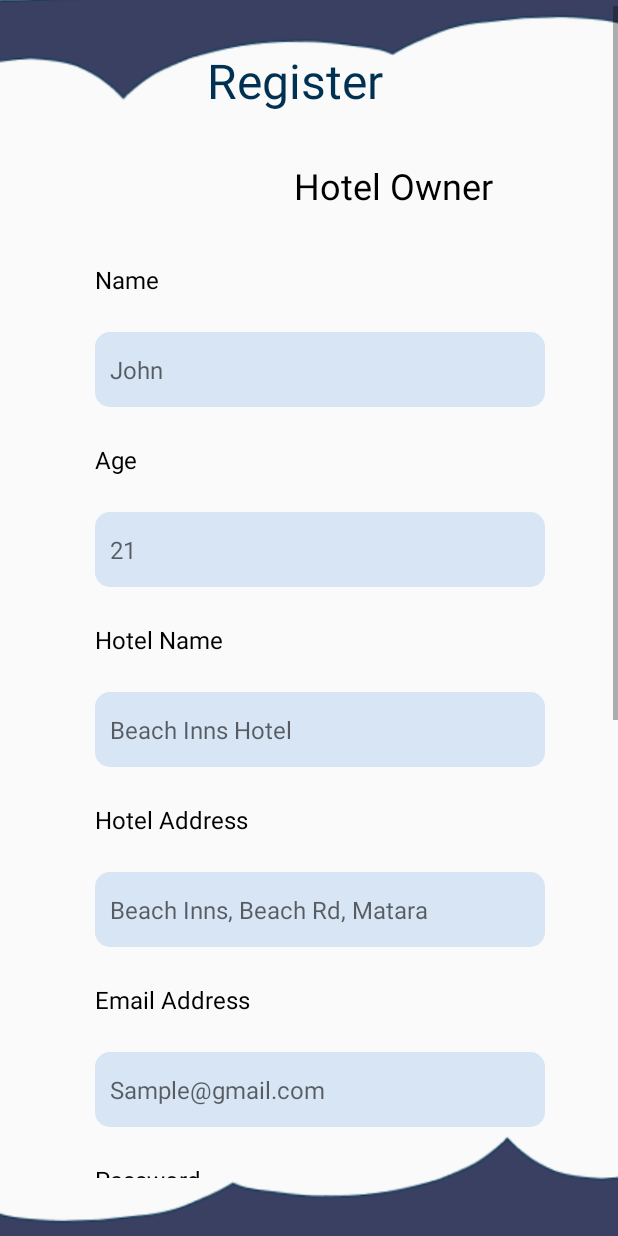
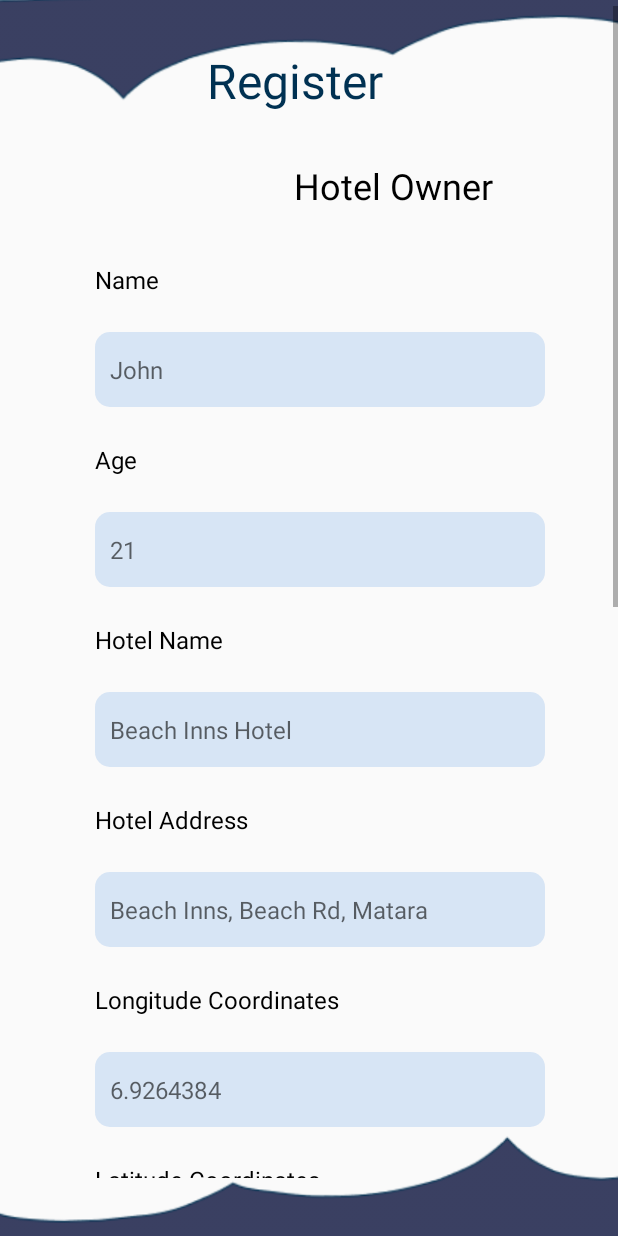
Before and after one commit to IT21333620/IntelliGuide, an Android app built with Jetpack Compose: the HotelOwnerReg screen opened directly, with no data from a screen before it, on a phone screen of 412 x 824 dp. Run offline under Robolectric (Android 15) with nearby library versions, the phone set to English and light mode, and no system bars; our stand-ins replace Firebase (no records; nobody signed in at launch, a user with empty details on screens opened directly).

```diff
--- a/app/build.gradle.kts
+++ b/app/build.gradle.kts
@@ -68,6 +68,7 @@ dependencies {
     implementation("com.google.firebase:firebase-database:20.3.0")
     implementation("com.google.firebase:firebase-database-ktx:20.3.0")
     implementation(platform("com.google.firebase:firebase-bom:32.4.0"))
+    implementation("com.google.firebase:firebase-storage:20.3.0")
     testImplementation("junit:junit:4.13.2")
     androidTestImplementation("androidx.test.ext:junit:1.1.5")
     androidTestImplementation("androidx.test.espresso:espresso-core:3.5.1")
--- a/app/src/main/java/com/example/intelliguide/login/HotelOwnerReg.kt
+++ b/app/src/main/java/com/example/intelliguide/login/HotelOwnerReg.kt
@@ -23,6 +23,8 @@ class HotelOwnerReg : AppCompatActivity() {
     private lateinit var ageET: EditText
     private lateinit var hotelNameET: EditText
     private lateinit var hotelAddressET: EditText
+    private lateinit var longitudeET: EditText
+    private lateinit var latitudeET: EditText
 
     private lateinit var emailET: EditText
     private lateinit var passwordET: EditText
@@ -47,6 +49,8 @@ class HotelOwnerReg : AppCompatActivity() {
         ageET =  findViewById(R.id.hotelOwnerRegEditText2)
         hotelNameET =  findViewById(R.id.hotelOwnerRegEditText3)
         hotelAddressET =  findViewById(R.id.hotelOwnerRegEditText5)
+        longitudeET =  findViewById(R.id.hotelOwnerRegLongitudeET)
+        latitudeET =  findViewById(R.id.hotelOwnerRegLatitudeET)
         emailET =  findViewById(R.id.hotelOwnerRegEditText6)
         passwordET =  findViewById(R.id.hotelOwnerRegEditText7)
         confirmPasswordET =  findViewById(R.id.hotelOwnerRegEditText8)
@@ -64,6 +68,8 @@ class HotelOwnerReg : AppCompatActivity() {
             var age: String = ""
             var hotelName: String = ""
             var hotelAddress: String = ""
+            var longitude: String = ""
+            var latitude: String = ""
             var email: String = ""
             var password: String = ""
             var rePassword: String = ""
@@ -72,6 +78,8 @@ class HotelOwnerReg : AppCompatActivity() {
             age = ageET.text.toString()
             hotelName = hotelNameET.text.toString()
             hotelAddress = hotelAddressET.text.toString()
+            longitude = longitudeET.text.toString()
+            latitude = latitudeET.text.toString()
             email = emailET.text.toString()
             password = passwordET.text.toString()
             rePassword = confirmPasswordET.text.toString()
@@ -98,6 +106,16 @@ class HotelOwnerReg : AppCompatActivity() {
             }
             if(TextUtils.isEmpty(hotelAddress)){
                 Toast.makeText(this@HotelOwnerReg, "Enter Hotel Address", Toast.LENGTH_SHORT).show()
+
+            }
+            if(TextUtils.isEmpty(longitude)){
+                Toast.makeText(this@HotelOwnerReg, "Enter longitude value", Toast.LENGTH_SHORT).show()
+                //return
+
+            }
+            if(TextUtils.isEmpty(latitude)){
+                Toast.makeText(this@HotelOwnerReg, "Enter latitude value", Toast.LENGTH_SHORT).show()
+                //return
 
             }
             if(TextUtils.isEmpty(password)){
@@ -132,6 +150,8 @@ class HotelOwnerReg : AppCompatActivity() {
                                 name,
                                 age,
                                 hotelName,
+                                longitude,
+                                latitude,
                                 hotelAddress
                             )
 
--- a/app/src/main/java/com/example/intelliguide/models/HotelOwnerModel.kt
+++ b/app/src/main/java/com/example/intelliguide/models/HotelOwnerModel.kt
@@ -4,5 +4,7 @@ data class HotelOwnerModel(
     var name: String? = null,
     var age: String? = null,
     var hotelName: String? = null,
+    var longitude: String? = null,
+    var latitude: String? = null,
     var hotelAddress: String? = null
 )
--- a/app/src/main/res/layout/activity_hotel_owner_reg.xml
+++ b/app/src/main/res/layout/activity_hotel_owner_reg.xml
@@ -176,6 +176,60 @@
           app:layout_constraintTop_toBottomOf="@+id/hotelOwnerRegTextView5" />
 
       <TextView
+          android:id="@+id/hotelOwnerRegLongitudeTV"
+          android:layout_width="wrap_content"
+          android:layout_height="wrap_content"
+          android:layout_marginStart="64dp"
+          android:layout_marginTop="24dp"
+          android:text="@string/HotelOwnerRegHotelLongitude"
+          android:textColor="@color/black"
+          android:textSize="@dimen/regular"
+          app:layout_constraintStart_toStartOf="parent"
+          app:layout_constraintTop_toBottomOf="@+id/hotelOwnerRegEditText5" />
+
+      <EditText
+          android:id="@+id/hotelOwnerRegLongitudeET"
+          android:layout_width="@dimen/reg_form_width"
+          android:layout_height="@dimen/reg_form_hight"
+          android:layout_marginStart="64dp"
+          android:layout_marginTop="24dp"
+          android:background="@drawable/form_squre"
+          android:ems="10"
+          android:hint="@string/HotelOwnerRegHotelLongitudeHint"
+          android:inputType="text"
+          android:paddingStart="10dp"
+          android:textSize="@dimen/regular"
+          app:layout_constraintStart_toStartOf="parent"
+          app:layout_constraintTop_toBottomOf="@+id/hotelOwnerRegLongitudeTV" />
+
+      <TextView
+          android:id="@+id/hotelOwnerRegLatitudeTV"
+          android:layout_width="wrap_content"
+          android:layout_height="wrap_content"
+          android:layout_marginStart="64dp"
+          android:layout_marginTop="24dp"
+          android:text="@string/HotelOwnerRegHotelLatitude"
+          android:textColor="@color/black"
+          android:textSize="@dimen/regular"
+          app:layout_constraintStart_toStartOf="parent"
+          app:layout_constraintTop_toBottomOf="@+id/hotelOwnerRegLongitudeET" />
+
+      <EditText
+          android:id="@+id/hotelOwnerRegLatitudeET"
+          android:layout_width="@dimen/reg_form_width"
+          android:layout_height="@dimen/reg_form_hight"
+          android:layout_marginStart="64dp"
+          android:layout_marginTop="24dp"
+          android:background="@drawable/form_squre"
+          android:ems="10"
+          android:hint="@string/HotelOwnerRegHotelLatitudeHint"
+          android:inputType="text"
+          android:paddingStart="10dp"
+          android:textSize="@dimen/regular"
+          app:layout_constraintStart_toStartOf="parent"
+          app:layout_constraintTop_toBottomOf="@+id/hotelOwnerRegLatitudeTV" />
+
+      <TextView
           android:id="@+id/hotelOwnerRegTextView6"
           android:layout_width="wrap_content"
           android:layout_height="wrap_content"
@@ -185,7 +239,7 @@
           android:textColor="@color/black"
           android:textSize="@dimen/regular"
           app:layout_constraintStart_toStartOf="parent"
-          app:layout_constraintTop_toBottomOf="@+id/hotelOwnerRegEditText5" />
+          app:layout_constraintTop_toBottomOf="@+id/hotelOwnerRegLatitudeET" />
 
       <EditText
           android:id="@+id/hotelOwnerRegEditText6"
--- a/app/src/main/res/values/strings.xml
+++ b/app/src/main/res/values/strings.xml
@@ -45,9 +45,20 @@
     <string name="HotelOwnerRegHotelNameHint">Beach Inns Hotel</string>
     <string name="HotelOwnerRegHotelAddress">Hotel Address</string>
     <string name="HotelOwnerRegHotelAddressHint">Beach Inns, Beach Rd, Matara</string>
+    <string name="HotelOwnerRegHotelLongitude">Longitude Coordinates</string>
+    <string name="HotelOwnerRegHotelLongitudeHint">6.9264384</string>
+    <string name="HotelOwnerRegHotelLatitude">Latitude Coordinates</string>
+    <string name="HotelOwnerRegHotelLatitudeHint">79.9727158</string>
 
     <!--Hotel Owner Add Ads-->
     <string name="HotelOwnerAdSuccess">Ad Successfully Added</string>
+    <string name="HotelOwnerAddAdTitle">Place Your Ad</string>
+    <string name="HotelOwnerAddAdName">Ad Name</string>
+    <string name="HotelOwnerAddAdText1">Image:</string>
+    <string name="HotelOwnerAddAdText2">Select Image</string>
+    <string name="HotelOwnerAddAdText3">Price: Rs. 250 per week</string>
+    <string name="HotelOwnerAddAdText4">Dimensions: 800px * 100px</string>
+    <string name="HotelOwnerAddAdText5">Publish</string>
 
     <!--Tourist Police-->
     <string name="TPoliceId">Police ID</string>
@@ -55,6 +66,9 @@
     <string name="TPoliceIdHint">XXXXXXXXX</string>
     <string name="TPoliceStationHint">Allocated Station</string>
 
+    <!-- Tourist -->
+    <string name="TouristAddScams">Add Scams</string>
+    <string name="TouristAddPlace">Add New Places</string>
 
     <!-- Ai ChatBot -->
     <string name="destinationTitle">Destination Interactions</string>
```
Also changed, not shown: app/src/main/AndroidManifest.xml (+14 -5 lines), app/src/main/java/com/example/intelliguide/hotelOwner/HotelAdPayment.kt (added, +12 -0 lines), app/src/main/java/com/example/intelliguide/hotelOwner/HotelAddAds.kt (added, +106 -0 lines), app/src/main/java/com/example/intelliguide/tourist/TouristAdd.kt (added, +12 -0 lines), app/src/main/res/layout/activity_hotel_ad_payment.xml (added, +9 -0 lines), app/src/main/res/layout/activity_hotel_add_ads.xml (added, +140 -0 lines), app/src/main/res/layout/activity_tourist_add.xml (added, +95 -0 lines), app/src/main/res/drawable/nav_back_arrow.png (added), app/src/main/res/drawable/tourist_add_container.png (added), app/src/main/res/drawable/tourist_add_place.png (added), app/src/main/res/drawable/tourist_add_scam.png (added).
